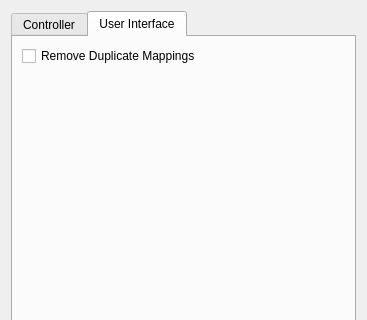
This is Source/RMG-Input/UserInterface/OptionsDialog.ui in Rosalie241/RMG as Qt 5 draws it before an edit; both pictures show x 0 to 367 and y 0 to 320 of the 367 by 464 pixel window. The edited form follows.
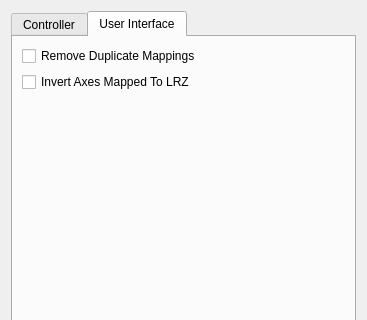
This is the edited form. The open tabs and pages were chosen to show the change. Icons and pictures are not drawn.

Commit message: RMG-Input: introduce 'Invert Axis Mapped To LRZ' option

The edit to the form file:
```diff
--- a/Source/RMG-Input/UserInterface/OptionsDialog.ui
+++ b/Source/RMG-Input/UserInterface/OptionsDialog.ui
@@ -202,6 +202,13 @@
          </property>
         </widget>
        </item>
+       <item>
+        <widget class="QCheckBox" name="invertAxisCheckBox">
+         <property name="text">
+          <string>Invert Axes Mapped To LRZ</string>
+         </property>
+        </widget>
+       </item>
        <item>
         <spacer name="verticalSpacer_2">
          <property name="orientation">
```
The commit also changes 3 other files.
